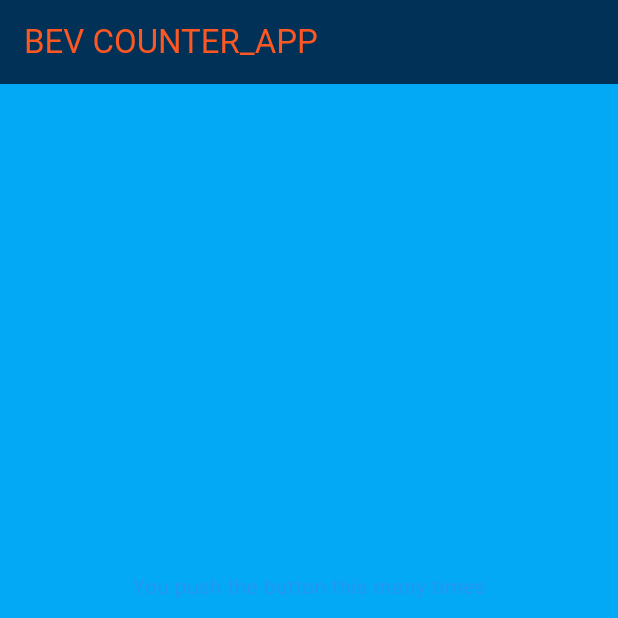
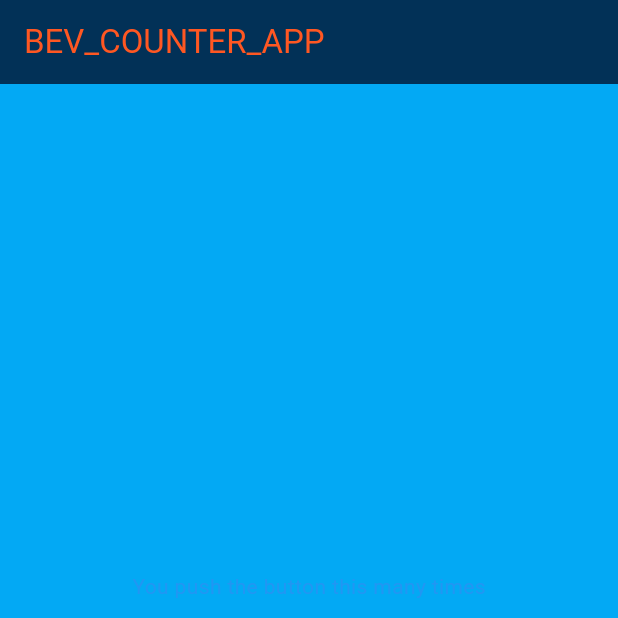
Before and after one commit to BEV-V/Flutter-Project2, a Flutter app: the screen it shows after launch, on a phone screen of 412 x 824 dp, the top half of it. Run offline on Flutter 3.47's test engine with Material 3 defaults, Android fonts, the phone set to English and light mode, and no system bars.

Commit message:
App Update

```diff
--- a/lib/pages/counter_page.dart
+++ b/lib/pages/counter_page.dart
@@ -8,10 +8,8 @@ class CounterPage extends StatefulWidget {
 }
 
 class CounterPageState extends State<CounterPage> {
-
   //variable
   int _counter = 0;
-
 
   //method
   void _incrementCounter() {
@@ -25,17 +23,21 @@ class CounterPageState extends State<CounterPage> {
   Widget build(BuildContext context) {
     return Scaffold(
         backgroundColor: Colors.lightBlue,
-      appBar:AppBar(
+        appBar: AppBar(
             backgroundColor: const Color.fromARGB(255, 2, 49, 87),
             elevation: 0,
-        title: const Text("BEV COUNTER_APP", style: TextStyle(color: Colors.deepOrange),)
-      ),
+            title: const Text(
+              "BEV_COUNTER_APP",
+              style: TextStyle(color: Colors.deepOrange),
+            )),
         body: Center(
           child: Column(
             mainAxisAlignment: MainAxisAlignment.center,
             children: [
-        const Text("You push the button this many times", style: TextStyle(color:Colors.blue),),
-
+              const Text(
+                "You push the button this many times",
+                style: TextStyle(color: Colors.blue),
+              ),
 
               // Counter Value
               Text(
@@ -46,11 +48,15 @@ class CounterPageState extends State<CounterPage> {
               //Button
               ElevatedButton(
                   onPressed: _incrementCounter,
-              child: const Text("increment!", style: TextStyle(color:Colors.red, fontSize:20,), )
+                  child: const Text(
+                    "increment!",
+                    style: TextStyle(
+                      color: Colors.red,
+                      fontSize: 20,
                     ),
+                  )),
             ],
           ),
-      )
-    );
+        ));
   }
 }
```
Lines whose indentation alone changed are shown as unchanged.
